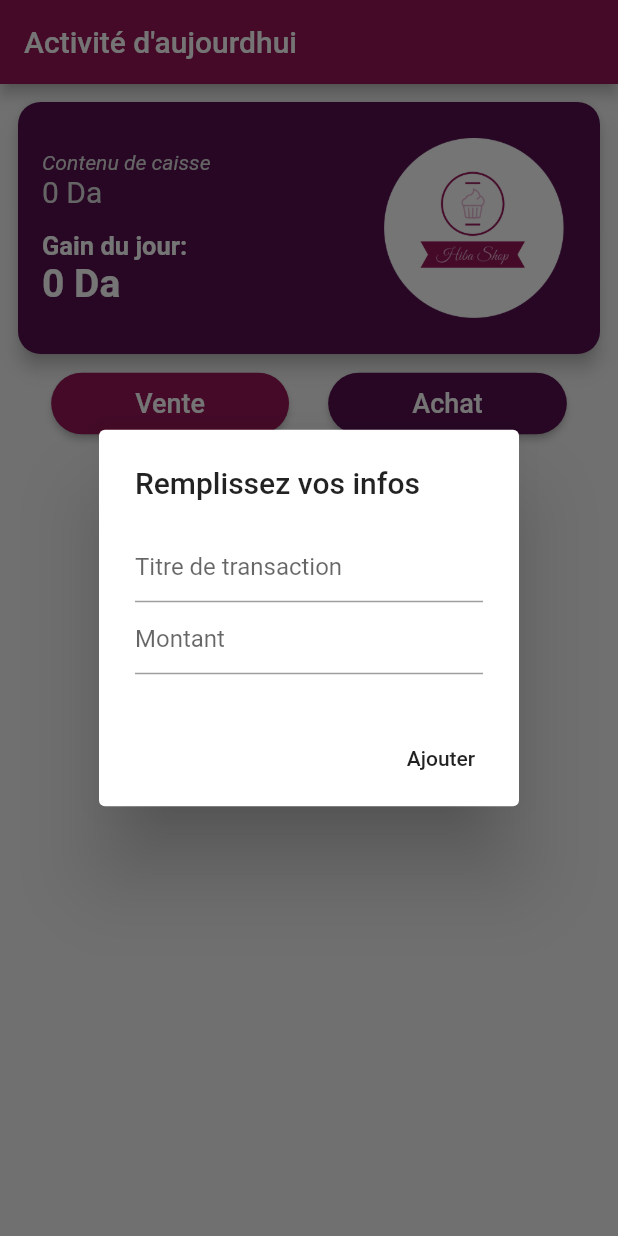
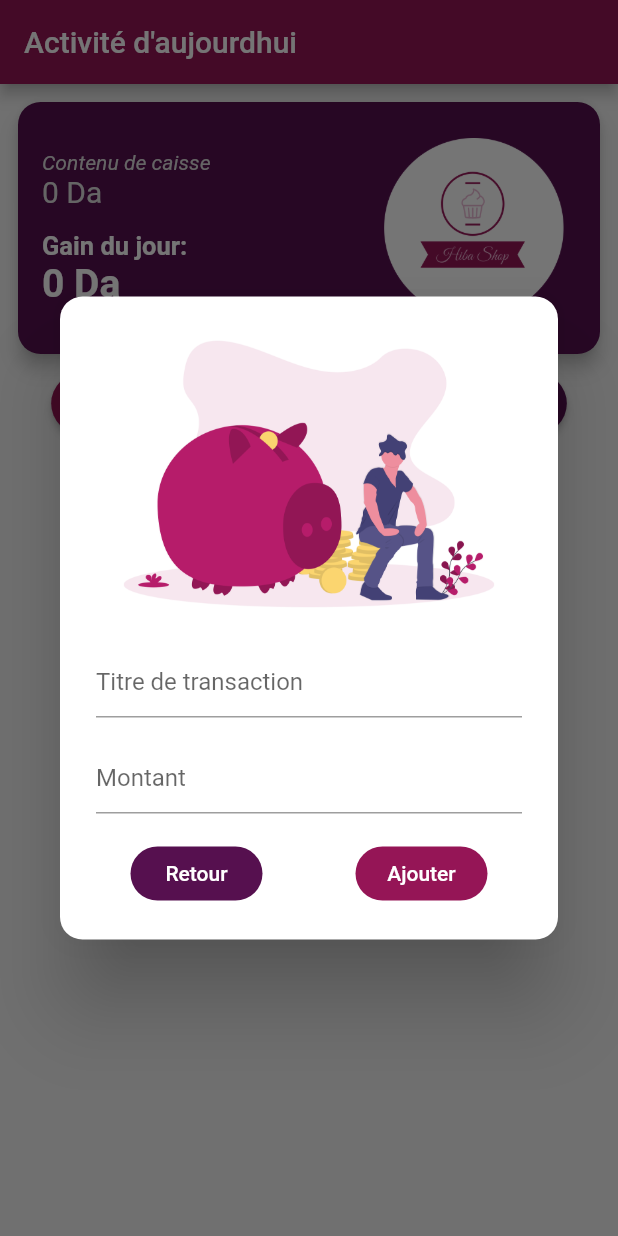
Before and after one commit to oussamabonnor1/shop_manager_flutter, a Flutter app: the screen it shows after launch, after a tap on "Vente", on a phone screen of 412 x 824 dp. Run offline on Flutter 3.47's test engine with Material 2 defaults, Android fonts, the phone set to English and light mode, and no system bars; our stand-ins replace sqflite; accounts and stored records are empty.

```diff
--- a/lib/Scenes/DaySessionScene.dart
+++ b/lib/Scenes/DaySessionScene.dart
@@ -9,7 +9,6 @@ class DaySessionScene extends StatefulWidget {
 }
 
 class _DaySessionSceneState extends State<DaySessionScene> {
-
   static Color mainBackgroundColor = Color(0xFF56104F);
   static Color darkBackgroundColor = Color(0xFFf4f4f4);
   static Color darkAccentColor = Color(0xFF951556);
@@ -131,7 +130,8 @@ class _DaySessionSceneState extends State<DaySessionScene> {
                     ),
                     onPressed: () {
                       setState(() {
-                        sellingDialog(context, true).then((onValue) {
+                        salesActionDialog(context, true).then((onValue) {
+                          if(onValue != null)
                             sellingAction(onValue);
                         });
                       });
@@ -148,7 +148,8 @@ class _DaySessionSceneState extends State<DaySessionScene> {
                     ),
                     onPressed: () {
                       setState(() {
-                        sellingDialog(context, false).then((onValue) {
+                        salesActionDialog(context, false).then((onValue) {
+                          if(onValue != null)
                           buyingAction(onValue);
                         });
                       });
@@ -174,7 +175,7 @@ class _DaySessionSceneState extends State<DaySessionScene> {
   Widget salesInfoCard(int index, SalesInfo info) {
     return GestureDetector(
       onTap: () {
-        salesInfoPopUp(context, info);
+        //salesActionDialog(context, info);
       },
       child: Card(
         color: lightTextColor,
@@ -237,49 +238,7 @@ class _DaySessionSceneState extends State<DaySessionScene> {
     salesInfoList.insert(0, info);
   }
 
-  Future<SalesInfo> sellingDialog(BuildContext context, bool type) {
-    TextEditingController infoController = TextEditingController();
-    TextEditingController amountController = TextEditingController();
-    return showDialog(
-        context: context,
-        builder: (context) {
-          return AlertDialog(
-            title: Text("Remplissez vos infos"),
-            content: Column(
-              mainAxisSize: MainAxisSize.min,
-              children: <Widget>[
-                TextField(
-                  controller: infoController,
-                  decoration: InputDecoration(hintText: "Titre de transaction"),
-                  keyboardType: TextInputType.text,
-                ),
-                TextField(
-                  controller: amountController,
-                  decoration: InputDecoration(hintText: "Montant"),
-                  keyboardType: TextInputType.number,
-                )
-              ],
-            ),
-            actions: <Widget>[
-              FlatButton(
-                  onPressed: () {
-                    setState(() {
-                      SalesInfo infoTemp = SalesInfo(
-                          id: 0,
-                          information: infoController.text.toString(),
-                          amount: int.parse(amountController.text.toString()),
-                          type: type);
-                      salesInfoDbManager.insert(infoTemp);
-                      Navigator.of(context).pop(infoTemp);
-                    });
-                  },
-                  child: Text("Ajouter")),
-            ],
-          );
-        });
-  }
-
-  salesInfoPopUp(BuildContext context, SalesInfo info) {
+  Future<SalesInfo> salesActionDialog(BuildContext context, bool type) {
     TextEditingController infoController = TextEditingController();
     TextEditingController amountController = TextEditingController();
 
@@ -294,54 +253,68 @@ class _DaySessionSceneState extends State<DaySessionScene> {
                 child: Column(
                   mainAxisSize: MainAxisSize.min,
                   children: <Widget>[
+                    Image(
+                      image: AssetImage(
+                          type ? "images/saving.png" : "images/buying.png"),
+                      fit: BoxFit.fitWidth,
+                    ),
                     Padding(
                       padding: const EdgeInsets.all(8.0),
-                      child: Image(
-                        image: AssetImage(info.type
-                            ? "images/saving.png"
-                            : "images/buying.png"),
-                        height: 100,
+                      child: TextField(
+                          controller: infoController,
+                          decoration:
+                              InputDecoration(hintText: "Titre de transaction"),
+                          keyboardType: TextInputType.text),
                     ),
-                    ),
-                    TextField(
-                      controller: infoController,
-                      decoration: InputDecoration(hintText: "Titre de transaction"),
-                      keyboardType: TextInputType.text,
-                    ),
-                    TextField(
+                    Padding(
+                      padding: const EdgeInsets.all(8.0),
+                      child: TextField(
                         controller: amountController,
                         decoration: InputDecoration(hintText: "Montant"),
                         keyboardType: TextInputType.number,
                       ),
-                    Text(
-                      info.amount.toString() + " Da",
-                      style: TextStyle(
-                          fontSize: 26,
-                          fontWeight: FontWeight.bold,
-                          color: darkTextColor),
                     ),
-                    SizedBox(height: 10),
                     Padding(
-                      padding: const EdgeInsets.only(left: 24, right: 24),
-                      child: Text(
-                        info.information,
-                        style: TextStyle(fontSize: 20, color: darkTextColor),
-                      ),
-                    ),
-                    SizedBox(height: 10),
+                      padding: const EdgeInsets.fromLTRB(0,8,0,8),
+                      child: Row(
+                        mainAxisAlignment: MainAxisAlignment.spaceAround,
+                        children: <Widget>[
                           FlatButton(
                             shape: RoundedRectangleBorder(
                                 borderRadius: BorderRadius.circular(20)),
                             onPressed: () {
-                        Navigator.of(context).pop();
+                              setState(() {
+                                Navigator.of(context).pop(null);
+                              });
                             },
-                      child:
-                      Text("Retour", style: TextStyle(color: Colors.white)),
+                            child: Text("Retour",
+                                style: TextStyle(color: Colors.white)),
+                            color: mainBackgroundColor,
+                          ),
+                          FlatButton(
+                            shape: RoundedRectangleBorder(
+                                borderRadius: BorderRadius.circular(20)),
+                            onPressed: () {
+                              setState(() {
+                                SalesInfo infoTemp = SalesInfo(
+                                    id: 0,
+                                    information: infoController.text.toString(),
+                                    amount: int.parse(
+                                        amountController.text.toString()),
+                                    type: type);
+                                salesInfoDbManager.insert(infoTemp);
+                                Navigator.of(context).pop(infoTemp);
+                              });
+                            },
+                            child: Text("Ajouter",
+                                style: TextStyle(color: Colors.white)),
                             color: darkAccentColor,
                           )
                         ],
+                      ),
                     )
-            ),
+                  ],
+                )),
           );
         });
   }
```
Also changed, not shown: lib/Scenes/SalesInfoDetails.dart (added, +13 -0 lines). Lines whose indentation alone changed are shown as unchanged.
